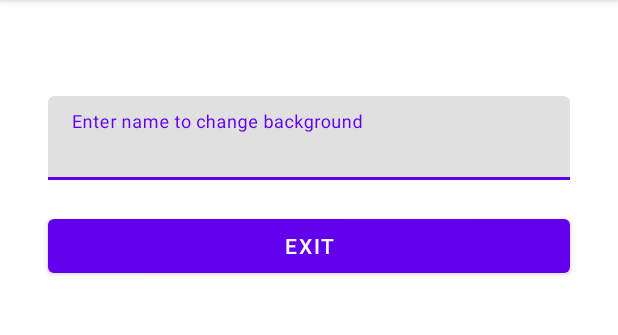
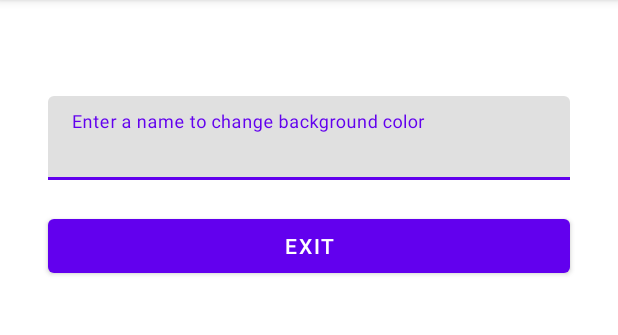
Before and after one commit to Ashpex/Mobile-Application-Development, an Android app: the screen it shows after launch (MainActivity), on a phone screen of 412 x 824 dp, the part 84-419 px from its top. Run offline under Robolectric (Android 15) with nearby library versions, the phone set to English and light mode, and no system bars.

Commit message:
Add functions

```diff
--- a/LifeCycle/app/src/main/java/com/example/lifecycle/MainActivity.java
+++ b/LifeCycle/app/src/main/java/com/example/lifecycle/MainActivity.java
@@ -3,17 +3,28 @@ package com.example.lifecycle;
 import androidx.appcompat.app.AppCompatActivity;
 import androidx.constraintlayout.widget.ConstraintLayout;
 
+import android.app.Activity;
+import android.content.Context;
+import android.content.SharedPreferences;
+import android.text.Editable;
+import android.text.TextWatcher;
 import android.view.View;
 import android.widget.Button;
 import android.widget.EditText;
 import android.os.Bundle;
+import android.widget.TextView;
 import android.widget.Toast;
+
+import java.util.Locale;
 
 public class MainActivity extends AppCompatActivity {
 
     private Button button;
     private EditText edit_text;
+    private TextView text_preview;
     private ConstraintLayout myScreen;
+    private String PREFNAME = "myPrefFile1";
+    private String chosenColor;
 
     @Override
     protected void onCreate(Bundle savedInstanceState) {
@@ -22,9 +33,10 @@ public class MainActivity extends AppCompatActivity {
 
         edit_text = (EditText)findViewById(R.id.edit_text);
         button = (Button)findViewById(R.id.exit_button);
+        text_preview = (TextView)findViewById(R.id.text_preview);
         myScreen = (ConstraintLayout)findViewById(R.id.myScreen);
 
-        Toast.makeText(this,"onCreate", Toast.LENGTH_SHORT).show();
+
 
         // Exit button
         button.setOnClickListener(new View.OnClickListener() {
@@ -36,8 +48,36 @@ public class MainActivity extends AppCompatActivity {
         });
 
         // observe text changes made to editText box
+        edit_text.addTextChangedListener(new TextWatcher() {
+            @Override
+            public void beforeTextChanged(CharSequence charSequence, int i, int i1, int i2) {
+
+            }
+
+            @Override
+            public void onTextChanged(CharSequence charSequence, int i, int i1, int i2) {
+
+            }
+
+            // Set background color
+            @Override
+            public void afterTextChanged(Editable editable) {
+                chosenColor = editable.toString().toLowerCase(Locale.US);
+                text_preview.setText(chosenColor);
+                if(chosenColor.length() > 0){
+                    setBackgroundColor(chosenColor,myScreen);
+                }
+
+            }
+        });
+
+
+        Toast.makeText(this,"onCreate", Toast.LENGTH_SHORT).show();
+
 
     }
+
+
 
     @Override
     protected void onStart() {
@@ -48,7 +88,9 @@ public class MainActivity extends AppCompatActivity {
 
     @Override
     protected void onPause() {
+
         super.onPause();
+        saveData(chosenColor);
         Toast.makeText(this,"onPause",Toast.LENGTH_SHORT).show();
     }
 
@@ -56,6 +98,7 @@ public class MainActivity extends AppCompatActivity {
     protected void onResume() {
 
         super.onResume();
+        restoreSavedData();
         Toast.makeText(this,"onResume",Toast.LENGTH_SHORT).show();
     }
 
@@ -72,4 +115,37 @@ public class MainActivity extends AppCompatActivity {
         super.onDestroy();
         Toast.makeText(this,"onDestroy",Toast.LENGTH_SHORT).show();
     }
+
+    // Set background color
+    private void setBackgroundColor(String chosenColor, ConstraintLayout myScreen){
+        if(chosenColor.contains("vy")) myScreen.setBackgroundColor(0xff00ff00);
+        if(chosenColor.contains("quan")) myScreen.setBackgroundColor(0xff120629);
+        if(chosenColor.contains("nguyen")) myScreen.setBackgroundColor(0xff120605);
+        if(chosenColor.contains("phuoc")) myScreen.setBackgroundColor(0xff120624);
+        if(chosenColor.contains("vuong")) myScreen.setBackgroundColor(0xff120728);
+
+    }
+
+    // Save temporary data in memory
+    private void saveData(String chosenColor){
+        SharedPreferences myPrefContainer = getSharedPreferences(PREFNAME, Activity.MODE_PRIVATE);
+
+        SharedPreferences.Editor myPrefEditor  = myPrefContainer.edit();
+        String key = "chosenBackgroundColor", value = text_preview.getText().toString();
+        myPrefEditor.putString(key,value);
+        myPrefEditor.commit();
+
+    }
+
+    // Restored saved data on resume
+    private void restoreSavedData(){
+        SharedPreferences myPrefContainer = getSharedPreferences(PREFNAME, Activity.MODE_PRIVATE);
+        String key = "chosenBackgroundColor";
+        String defaultValue = "white";
+        if((myPrefContainer != null) && myPrefContainer.contains(key)){
+            String color = myPrefContainer.getString(key,defaultValue);
+            edit_text.setText(color);
+            setBackgroundColor(color,myScreen);
+        }
+    }
 }
--- a/LifeCycle/app/src/main/res/layout/activity_main.xml
+++ b/LifeCycle/app/src/main/res/layout/activity_main.xml
@@ -12,10 +12,10 @@
         android:id="@+id/filledTextField"
         android:layout_width="0dp"
         android:layout_height="wrap_content"
+        android:layout_marginStart="32dp"
         android:layout_marginTop="64dp"
-        android:layout_marginStart="32dp"
         android:layout_marginEnd="32dp"
-        android:hint="Enter name to change background"
+        android:hint="Enter a name to change background color"
         app:layout_constraintEnd_toEndOf="parent"
         app:layout_constraintStart_toStartOf="parent"
         app:layout_constraintTop_toTopOf="parent">
@@ -33,12 +33,26 @@
         android:id="@+id/exit_button"
         android:layout_width="0dp"
         android:layout_height="wrap_content"
+        android:layout_marginStart="32dp"
         android:layout_marginTop="20dp"
-        android:layout_marginStart="32dp"
         android:layout_marginEnd="32dp"
         android:text="EXIT"
         app:layout_constraintEnd_toEndOf="parent"
         app:layout_constraintHorizontal_bias="0.0"
         app:layout_constraintStart_toStartOf="parent"
         app:layout_constraintTop_toBottomOf="@+id/filledTextField" />
+
+    <TextView
+        android:id="@+id/text_preview"
+        android:layout_width="wrap_content"
+        android:layout_height="wrap_content"
+        android:layout_gravity="center"
+        android:layout_marginStart="148dp"
+        android:layout_marginTop="32dp"
+        android:text=""
+        android:textSize="18sp"
+        app:layout_constraintEnd_toEndOf="parent"
+        app:layout_constraintHorizontal_bias="0.216"
+        app:layout_constraintStart_toStartOf="parent"
+        app:layout_constraintTop_toBottomOf="@+id/exit_button" />
 </androidx.constraintlayout.widget.ConstraintLayout>
```
